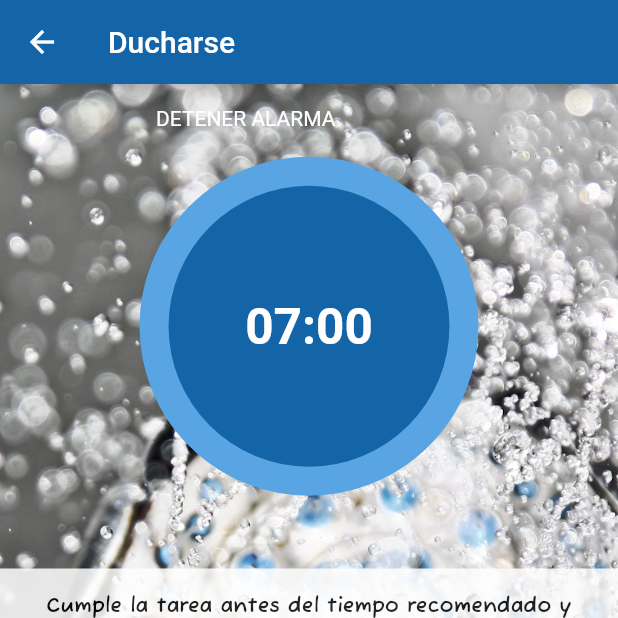
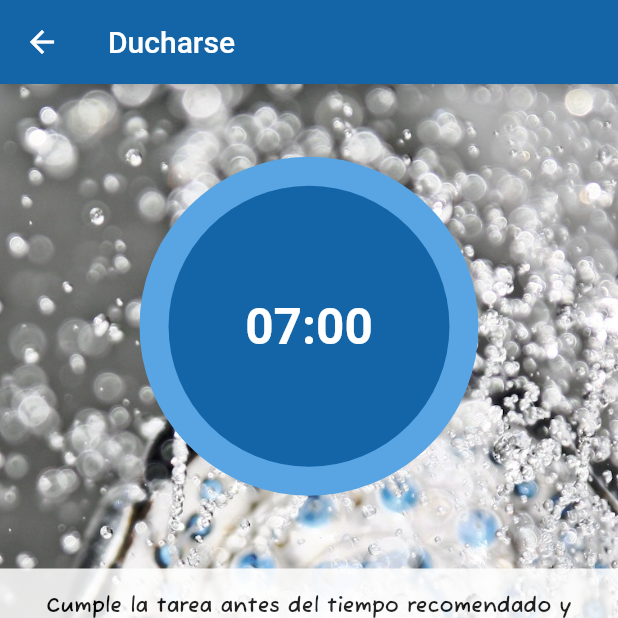
Before and after one commit to ruttosa/aquasave, a Flutter app: the screen it shows after launch, after a tap on "Ducharse", on a phone screen of 412 x 824 dp, the top half of it. Run offline on Flutter 3.47's test engine with Material 2 defaults, Android fonts, the phone set to English and light mode, and no system bars; drawn by our look-alikes of carousel_slider, circular_countdown_timer; missing offline and left inert: android_alarm_manager_plus, flutter_ringtone_player.

Commit message:
Modified buil

```diff
--- a/lib/home/widgets/TaskDetailCircular.dart
+++ b/lib/home/widgets/TaskDetailCircular.dart
@@ -143,13 +143,6 @@ class _TaskDetailCircularState extends State<TaskDetailCircular> {
                     debugPrint('Countdown Changed $timeStamp');
                   }),
             ),
-            Padding(
-              padding: const EdgeInsets.all(15),
-              child: Text(
-                "DETENER ALARMA",
-                style: const TextStyle(color: Colors.white),
-              ),
-            ),
           ],
         ));
   }
--- a/lib/main.dart
+++ b/lib/main.dart
@@ -1,30 +1,11 @@
 import 'dart:isolate';
-import 'dart:math';
-
-import 'package:android_alarm_manager_plus/android_alarm_manager_plus.dart';
 import 'package:aquasave/aquasave/screens/aquasave.dart';
 import 'package:aquasave/home/screens/Home.dart';
 import 'package:flutter/material.dart';
 
 main() async {
-  WidgetsFlutterBinding.ensureInitialized();
-  await AndroidAlarmManager.initialize();
   runApp(const MyApp());
   final int helloAlarmID = 0;
-  await AndroidAlarmManager.oneShot(
-    const Duration(seconds: 10),
-    Random().nextInt(1),
-    (printHello),
-    exact: true,
-    wakeup: true,
-  );
-}
-
-@pragma('vm:entry-point')
-void printHello() {
-  final DateTime now = DateTime.now();
-  final int isolateId = Isolate.current.hashCode;
-  print("[$now] Hello, world! isolate=${isolateId} function='$printHello'");
 }
 
 class MyApp extends StatelessWidget {
```
Also changed, not shown: 3 other files.
